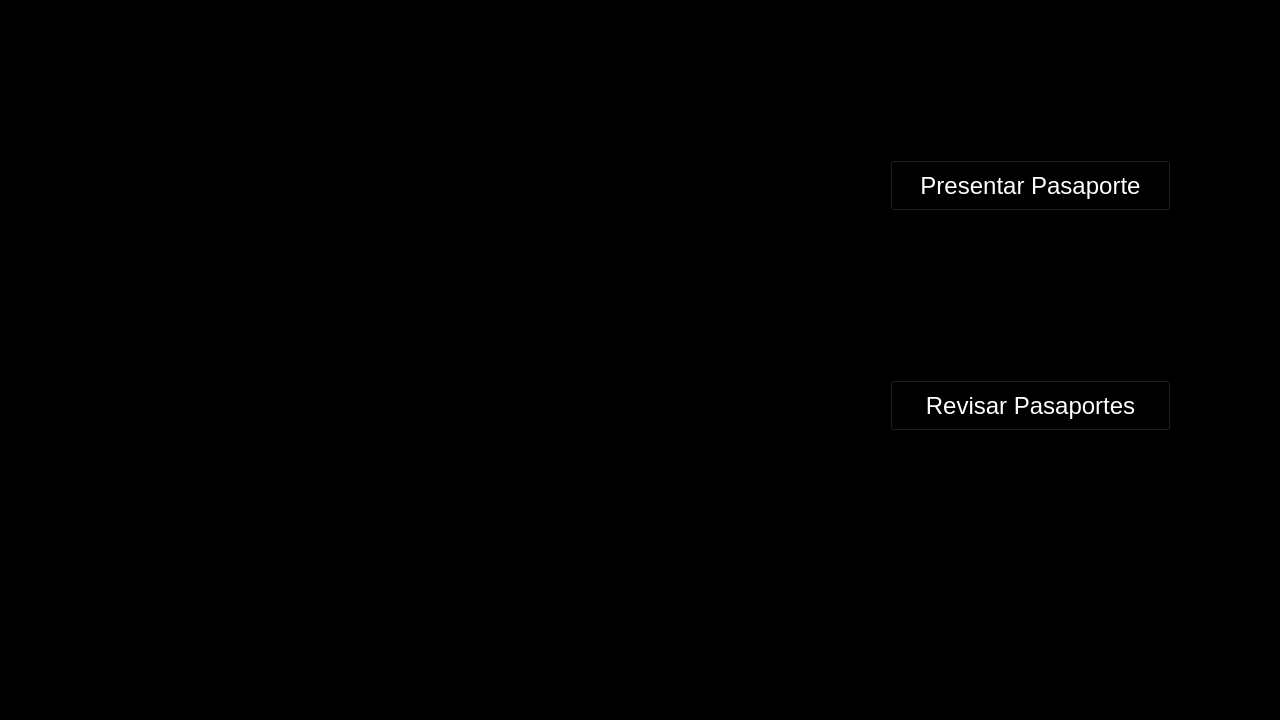
Qt form papelesporfavor.ui (VctPerez/PapelesPorfavor) before a commit.
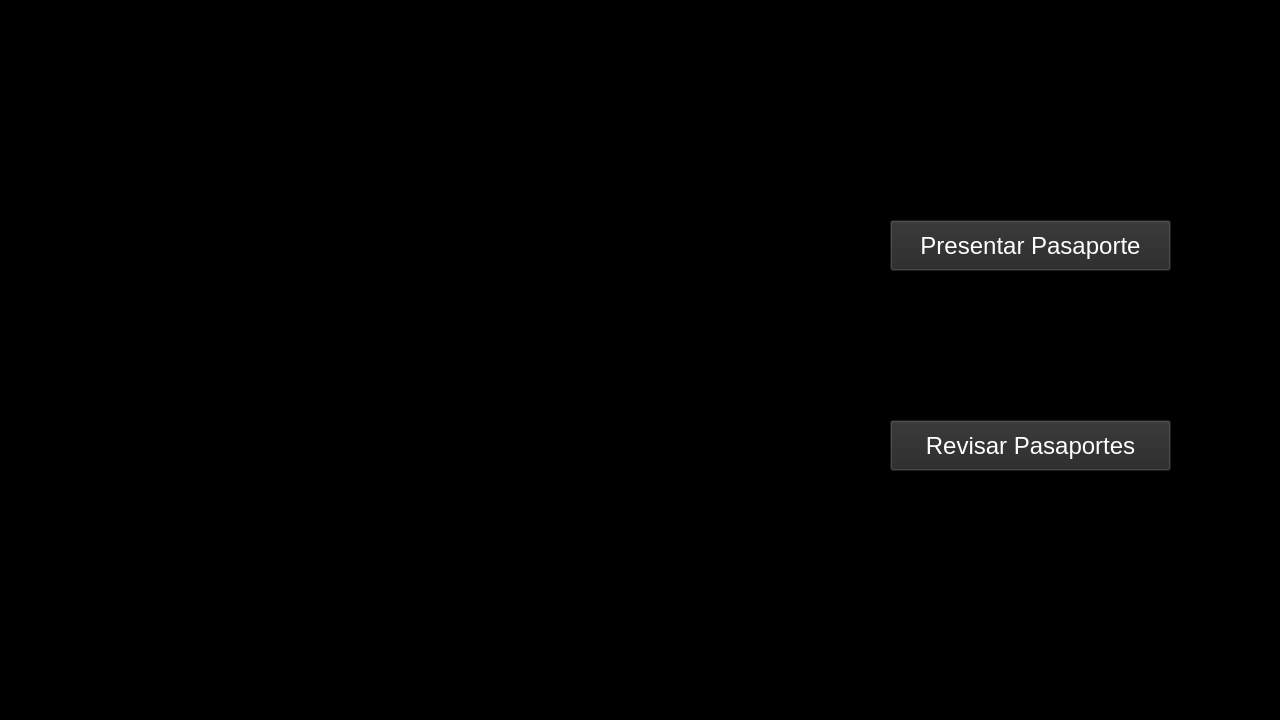
The same form after that commit. Icons and pictures are not drawn.

Diff of the .ui file:
```diff
--- a/papelesporfavor.ui
+++ b/papelesporfavor.ui
@@ -20,8 +20,8 @@
    <widget class="QLabel" name="label">
     <property name="geometry">
      <rect>
-      <x>100</x>
-      <y>60</y>
+      <x>130</x>
+      <y>80</y>
       <width>611</width>
       <height>511</height>
      </rect>
@@ -34,7 +34,7 @@
     <property name="geometry">
      <rect>
       <x>890</x>
-      <y>380</y>
+      <y>420</y>
       <width>281</width>
       <height>51</height>
      </rect>
@@ -45,7 +45,7 @@
      </font>
     </property>
     <property name="styleSheet">
-     <string notr="true">color: rgb(255, 255, 255)</string>
+     <string notr="true">color: rgb(255, 255, 255); background-color: rgb(40, 40, 40)</string>
     </property>
     <property name="text">
      <string>Revisar Pasaportes</string>
@@ -55,7 +55,7 @@
     <property name="geometry">
      <rect>
       <x>890</x>
-      <y>160</y>
+      <y>220</y>
       <width>281</width>
       <height>51</height>
      </rect>
@@ -66,7 +66,7 @@
      </font>
     </property>
     <property name="styleSheet">
-     <string notr="true">color: rgb(255, 255, 255)</string>
+     <string notr="true">color: rgb(255, 255, 255); background-color: rgb(40, 40, 40)</string>
     </property>
     <property name="text">
      <string>Presentar Pasaporte</string>
```
